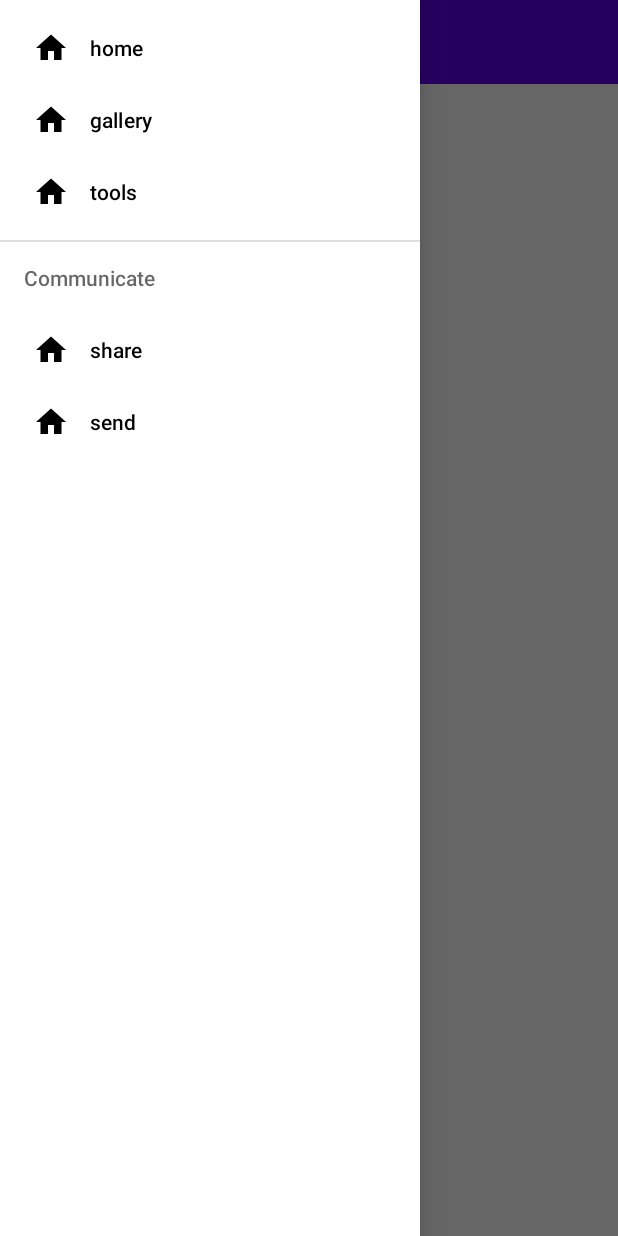
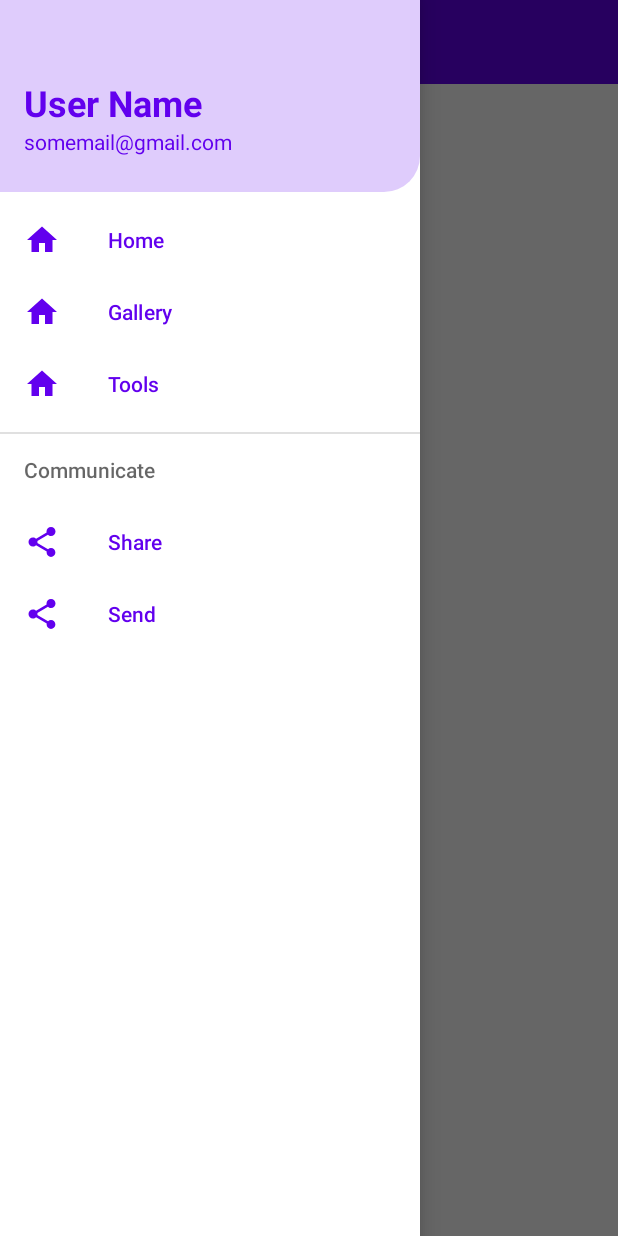
Before and after one commit to Shlomixg/Thanks4Giving, an Android app: the screen it shows after launch (MainActivity), with the side drawer open, on a phone screen of 412 x 824 dp. Run offline under Robolectric (Android 15) with nearby library versions, the phone set to English and light mode, and no system bars; 1 statement that could not run was skipped.

Commit message:
Adding navigation drawer

```diff
--- a/app/src/main/AndroidManifest.xml
+++ b/app/src/main/AndroidManifest.xml
@@ -1,6 +1,5 @@
 <?xml version="1.0" encoding="utf-8"?>
-<manifest
-    xmlns:android="http://schemas.android.com/apk/res/android"
+<manifest xmlns:android="http://schemas.android.com/apk/res/android"
     xmlns:tools="http://schemas.android.com/tools"
     package="com.tsk.thanks4giving">
 
@@ -10,16 +9,18 @@
     <uses-permission android:name="android.permission.WRITE_EXTERNAL_STORAGE" />
 
     <application
-        android:usesCleartextTraffic="true"
+        android:allowBackup="true"
         android:icon="@mipmap/ic_launcher"
         android:label="@string/app_name"
         android:roundIcon="@mipmap/ic_launcher_round"
         android:supportsRtl="true"
         android:theme="@style/AppTheme"
-        android:allowBackup="true"
-        tools:ignore="AllowBackup" >
+        android:usesCleartextTraffic="true"
+        tools:ignore="AllowBackup">
 
-        <activity android:name=".MainActivity" android:screenOrientation="portrait" >
+        <activity
+            android:name=".MainActivity"
+            android:screenOrientation="portrait">
             <intent-filter>
                 <action android:name="android.intent.action.MAIN" />
 
--- a/app/src/main/java/com/tsk/thanks4giving/MainActivity.java
+++ b/app/src/main/java/com/tsk/thanks4giving/MainActivity.java
@@ -14,15 +14,17 @@ import android.content.DialogInterface;
 import android.os.Bundle;
 import android.view.MenuItem;
 import android.view.View;
+import android.widget.Toast;
 
 import java.util.ArrayList;
 
+import com.google.android.material.navigation.NavigationView;
+
 public class MainActivity extends AppCompatActivity {
-
-//kobi 15.9
 
     DrawerLayout drawerLayout;
     Toolbar toolbar;
+    NavigationView navigationView;
     ArrayList<Post> postList = new ArrayList<>();
     RecyclerView recycler;
     PostAdapter adapter;
@@ -34,10 +36,22 @@ public class MainActivity extends AppCompatActivity {
 
         drawerLayout = findViewById(R.id.drawer);
         toolbar = findViewById(R.id.toolbar);
+        navigationView = findViewById(R.id.navigation_view);
+
         recycler = findViewById(R.id.recycler);
+
         setSupportActionBar(toolbar);
+        navigationView.setNavigationItemSelectedListener(new NavigationView.OnNavigationItemSelectedListener() {
+            @Override
+            public boolean onNavigationItemSelected(@NonNull MenuItem item) {
+                navigationView.setCheckedItem(item);
+                drawerLayout.closeDrawers();
+                Toast.makeText(MainActivity.this, item.getTitle(), Toast.LENGTH_SHORT).show();
+                return false;
+            }
+        });
 
-        ActionBarDrawerToggle drawerToggle = new ActionBarDrawerToggle(this, drawerLayout, 0, 0); // TODO: Fix description
+        ActionBarDrawerToggle drawerToggle = new ActionBarDrawerToggle(this, drawerLayout, R.string.open, R.string.close);
 
         drawerLayout.addDrawerListener(drawerToggle);
         drawerToggle.syncState();
--- /dev/null
+++ b/app/src/main/res/color/menu_item_color_state.xml
@@ -0,0 +1,5 @@
+<?xml version="1.0" encoding="utf-8"?>
+<selector xmlns:android="http://schemas.android.com/apk/res/android">
+    <item android:color="?attr/colorPrimary" android:state_checked="true" />
+    <item android:color="?attr/colorPrimary" android:state_checked="false" />
+</selector>
--- /dev/null
+++ b/app/src/main/res/drawable/background_round_padded.xml
@@ -0,0 +1,13 @@
+<?xml version="1.0" encoding="utf-8"?>
+<layer-list xmlns:android="http://schemas.android.com/apk/res/android">
+    <item
+        android:right="8dp">
+        <shape android:shape="rectangle">
+            <solid android:color="@color/colorOnPrimary" />
+            <corners
+                android:bottomRightRadius="50dp"
+                android:topRightRadius="50dp"
+                />
+        </shape>
+    </item>
+</layer-list>
--- /dev/null
+++ b/app/src/main/res/drawable/ic_menu_share.xml
@@ -0,0 +1,9 @@
+<vector xmlns:android="http://schemas.android.com/apk/res/android"
+    android:width="24dp"
+    android:height="24dp"
+    android:viewportWidth="24.0"
+    android:viewportHeight="24.0">
+    <path
+        android:fillColor="#FF000000"
+        android:pathData="M18,16.08c-0.76,0 -1.44,0.3 -1.96,0.77L8.91,12.7c0.05,-0.23 0.09,-0.46 0.09,-0.7s-0.04,-0.47 -0.09,-0.7l7.05,-4.11c0.54,0.5 1.25,0.81 2.04,0.81 1.66,0 3,-1.34 3,-3s-1.34,-3 -3,-3 -3,1.34 -3,3c0,0.24 0.04,0.47 0.09,0.7L8.04,9.81C7.5,9.31 6.79,9 6,9c-1.66,0 -3,1.34 -3,3s1.34,3 3,3c0.79,0 1.5,-0.31 2.04,-0.81l7.12,4.16c-0.05,0.21 -0.08,0.43 -0.08,0.65 0,1.61 1.31,2.92 2.92,2.92 1.61,0 2.92,-1.31 2.92,-2.92s-1.31,-2.92 -2.92,-2.92z" />
+</vector>
--- /dev/null
+++ b/app/src/main/res/drawable/menu_background_color_state.xml
@@ -0,0 +1,4 @@
+<?xml version="1.0" encoding="utf-8"?>
+<selector xmlns:android="http://schemas.android.com/apk/res/android">
+    <item android:drawable="@drawable/background_round_padded" android:state_checked="true" />
+</selector>
--- /dev/null
+++ b/app/src/main/res/drawable/round_top_background.xml
@@ -0,0 +1,8 @@
+<?xml version="1.0" encoding="utf-8"?>
+<shape xmlns:android="http://schemas.android.com/apk/res/android">
+    <solid android:color="?attr/colorOnPrimary" />
+    <corners
+        android:bottomLeftRadius="0dp"
+        android:bottomRightRadius="100dp"
+        android:radius="0dp" />
+</shape>
--- a/app/src/main/res/layout/activity_main.xml
+++ b/app/src/main/res/layout/activity_main.xml
@@ -1,6 +1,5 @@
 <?xml version="1.0" encoding="utf-8"?>
-<androidx.drawerlayout.widget.DrawerLayout
-    xmlns:android="http://schemas.android.com/apk/res/android"
+<androidx.drawerlayout.widget.DrawerLayout xmlns:android="http://schemas.android.com/apk/res/android"
     xmlns:app="http://schemas.android.com/apk/res-auto"
     xmlns:tools="http://schemas.android.com/tools"
     android:id="@+id/drawer"
@@ -12,23 +11,15 @@
         android:layout_width="wrap_content"
         android:layout_height="wrap_content">
 
-        <com.google.android.material.appbar.CollapsingToolbarLayout
+        <androidx.appcompat.widget.Toolbar
+            android:id="@+id/toolbar"
             android:layout_width="match_parent"
-            android:layout_height="?attr/actionBarSize"
-            android:id="@+id/collapsing_layout"
-            app:contentScrim="@color/colorPrimary"
-            app:layout_scrollFlags="scroll|exitUntilCollapsed">
+            android:layout_height="wrap_content"
+            android:background="?attr/colorPrimary"
+            android:minHeight="?attr/actionBarSize"
+            app:titleTextColor="@android:color/white">
 
-            <androidx.appcompat.widget.Toolbar
-                android:id="@+id/toolbar"
-                android:minHeight="?attr/actionBarSize"
-                android:layout_width="match_parent"
-                android:layout_height="wrap_content"
-                app:titleTextColor="@android:color/white"
-                android:background="?attr/colorPrimary">
-            </androidx.appcompat.widget.Toolbar>
-
-        </com.google.android.material.appbar.CollapsingToolbarLayout>
+        </androidx.appcompat.widget.Toolbar>
 
         <androidx.recyclerview.widget.RecyclerView
             android:id="@+id/recycler"
@@ -42,10 +33,12 @@
 
     <com.google.android.material.navigation.NavigationView
         android:id="@+id/navigation_view"
+        style="@style/Widget.Custom.NavigationView"
         android:layout_width="wrap_content"
         android:layout_height="match_parent"
         android:layout_gravity="start"
         android:clipToPadding="false"
+        app:headerLayout="@layout/nav_header_main"
         app:menu="@menu/main_menu"
         />
 
--- /dev/null
+++ b/app/src/main/res/layout/nav_header_main.xml
@@ -0,0 +1,46 @@
+<?xml version="1.0" encoding="utf-8"?>
+<LinearLayout xmlns:android="http://schemas.android.com/apk/res/android"
+    xmlns:app="http://schemas.android.com/apk/res-auto"
+    xmlns:tools="http://schemas.android.com/tools"
+    android:layout_width="match_parent"
+    android:layout_height="128dp"
+    android:gravity="bottom"
+    android:orientation="vertical">
+
+    <LinearLayout
+        android:layout_width="match_parent"
+        android:layout_height="match_parent"
+        android:background="?attr/colorOnPrimary"
+        android:gravity="bottom"
+        android:orientation="vertical"
+        android:paddingStart="16dp"
+        android:paddingEnd="16dp"
+        tools:ignore="ExtraText">
+
+        <TextView
+            android:layout_width="match_parent"
+            android:layout_height="wrap_content"
+            android:paddingTop="16dp"
+            android:text="User Name"
+            android:textAppearance="@style/TextAppearance.AppCompat.Headline"
+            android:textColor="?attr/colorPrimary"
+            android:textStyle="bold" />
+
+        <TextView
+            android:id="@+id/textView"
+            android:layout_width="wrap_content"
+            android:layout_height="wrap_content"
+            android:text="somemail@gmail.com"
+            android:textAppearance="@style/TextAppearance.AppCompat.Small"
+            android:textColor="?attr/colorPrimary" />
+
+    </LinearLayout>
+
+    <View
+        android:id="@+id/bottom_rounded_view"
+        style="@style/TransparentView"
+        android:layout_width="match_parent"
+        android:layout_height="24dp"
+        android:background="@drawable/round_top_background" />
+
+</LinearLayout>
--- a/app/src/main/res/menu/main_menu.xml
+++ b/app/src/main/res/menu/main_menu.xml
@@ -5,28 +5,28 @@
     <group android:checkableBehavior="single">
         <item
             android:id="@+id/nav_home"
-            android:icon="@drawable/ic_baseline_home_24"
-            android:title="home" />
+            android:icon="@drawable/ic_home"
+            android:title="Home" />
         <item
             android:id="@+id/nav_gallery"
-            android:icon="@drawable/ic_baseline_home_24"
-            android:title="gallery" />
+            android:icon="@drawable/ic_home"
+            android:title="Gallery" />
         <item
             android:id="@+id/nav_tools"
-            android:icon="@drawable/ic_baseline_home_24"
-            android:title="tools" />
+            android:icon="@drawable/ic_home"
+            android:title="Tools" />
     </group>
 
     <item android:title="Communicate">
         <menu>
             <item
                 android:id="@+id/nav_share"
-                android:icon="@drawable/ic_baseline_home_24"
-                android:title="share" />
+                android:icon="@drawable/ic_menu_share"
+                android:title="Share" />
             <item
                 android:id="@+id/nav_send"
-                android:icon="@drawable/ic_baseline_home_24"
-                android:title="send" />
+                android:icon="@drawable/ic_menu_share"
+                android:title="Send" />
         </menu>
     </item>
 </menu>
--- /dev/null
+++ b/app/src/main/res/values/attr.xml
@@ -0,0 +1,7 @@
+<?xml version="1.0" encoding="utf-8"?>
+<resources>
+    <attr name="colorNavigationItem" format="color" />
+    <attr name="colorNavigationItemSelected" format="color" />
+    <attr name="colorOnPrimary" format="color" />
+    <attr name="drawableNavigationItemBackground" format="reference" />
+</resources>
--- a/app/src/main/res/values/colors.xml
+++ b/app/src/main/res/values/colors.xml
@@ -1,6 +1,8 @@
 <?xml version="1.0" encoding="utf-8"?>
 <resources>
     <color name="colorPrimary">#6200EE</color>
+    <color name="colorOnPrimary">#336200EE</color>
     <color name="colorPrimaryDark">#3700B3</color>
     <color name="colorAccent">#03DAC5</color>
+    <color name="colorWhite">#FFFFFF</color>
 </resources>
--- a/app/src/main/res/values/styles.xml
+++ b/app/src/main/res/values/styles.xml
@@ -5,6 +5,23 @@
         <item name="colorPrimary">@color/colorPrimary</item>
         <item name="colorPrimaryDark">@color/colorPrimaryDark</item>
         <item name="colorAccent">@color/colorAccent</item>
+        <item name="colorOnPrimary">@color/colorOnPrimary</item>
+        <item name="colorControlHighlight">@color/colorPrimary</item>
+
+        <!-- Navigation Drawer -->
+        <item name="colorNavigationItem">@color/menu_item_color_state</item>
+        <item name="colorNavigationItemSelected">@color/colorWhite</item>
+        <item name="drawableNavigationItemBackground">@drawable/menu_background_color_state</item>
+    </style>
+
+    <style name="TransparentView">
+        <item name="background">@android:color/transparent</item>
+    </style>
+
+    <style name="Widget.Custom.NavigationView" parent="Widget.Design.NavigationView">
+        <item name="itemIconTint">?attr/colorNavigationItem</item>
+        <item name="itemTextColor">?attr/colorNavigationItem</item>
+        <item name="itemBackground">?attr/drawableNavigationItemBackground</item>
     </style>
 
 </resources>
```
Also changed, not shown: app/src/main/res/drawable/ic_home.xml (renamed from app/src/main/res/drawable/ic_baseline_home_24.xml).
